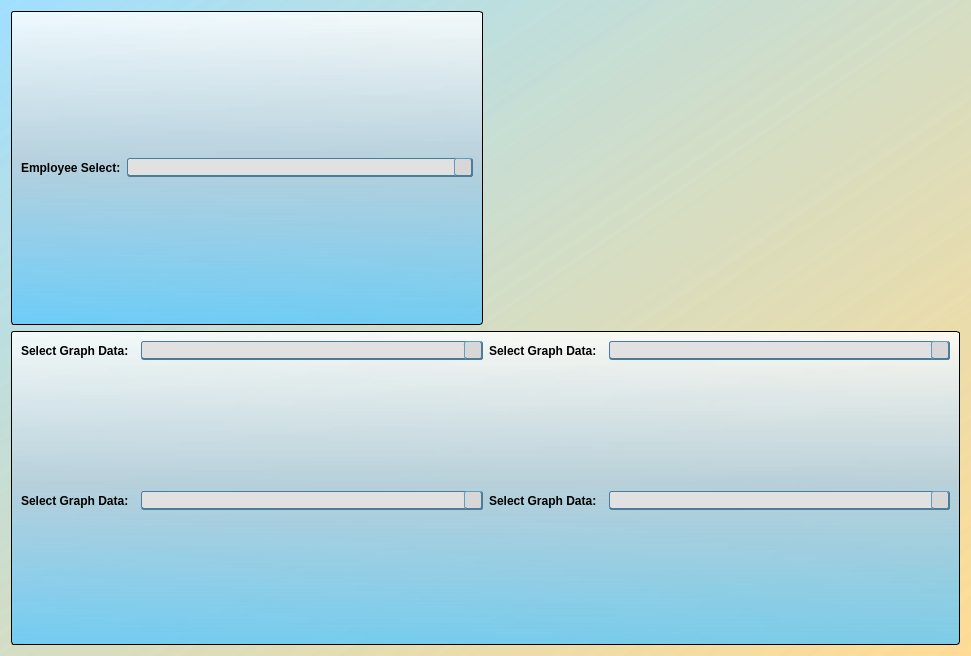
Before: the Qt Designer form agent_graphs.ui in jakesb27/Manager_KPI_Tracker, drawn with Qt 5.
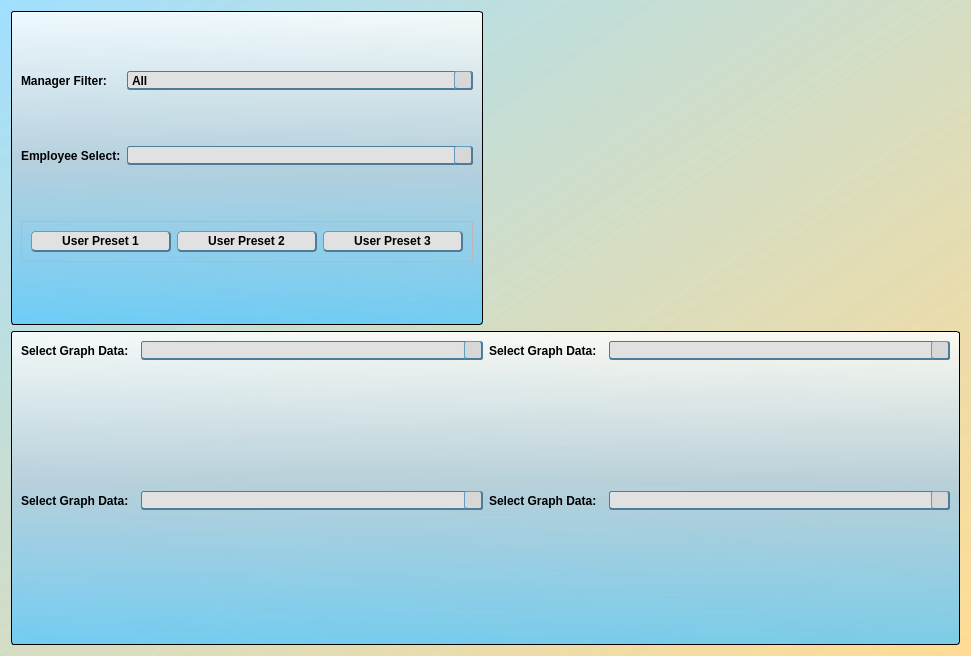
After: the same form once the commit is applied. Icons and pictures are not drawn.

Commit message: added dynamic manager comboboxes to all GUI's. Added a settings menu to allow managers to create graph presets. Still need to configure preset defaults, create table in database and program the settings when user loads app.

What changed in the file:
```diff
--- a/agent_graphs.ui
+++ b/agent_graphs.ui
@@ -55,6 +55,46 @@
 QStatusBar{
 	font: 10pt &quot;MS Shell Dlg 2&quot;;
 }
+QPushButton{
+	border-bottom: 2px solid rgb(75, 124, 154);
+	border-top: 1px solid rgb(95, 158, 195);
+	border-right: 2px solid rgb(75, 124, 154);
+	border-left: 1px solid rgb(95, 158, 195);
+	border-radius: 4px;
+	padding: 2px;
+	padding-left: 13px;
+	padding-right: 13px;
+	background-color: rgb(225, 225, 225);
+	font: 11pt &quot;Corbel&quot;;
+	font-weight: bold;
+}
+QPushButton::hover{
+	border-bottom: 2px solid rgb(75, 124, 154);
+	border-top: 1px solid rgb(95, 158, 195);
+	border-right: 2px solid rgb(75, 124, 154);
+	border-left: 1px solid rgb(95, 158, 195);
+	border-radius: 4px;
+	padding: 2px;
+	padding-left: 13px;
+	padding-right: 13px;
+	background-color: rgb(215, 215, 215);
+	font: 11pt &quot;Corbel&quot;;
+	font-weight: bold;
+}
+QPushButton::pressed{
+	border-bottom: 1px solid rgb(75, 124, 154);
+	border-top: 2px solid rgb(95, 158, 195);
+	border-right: 1px solid rgb(75, 124, 154);
+	border-left: 2px solid rgb(95, 158, 195);
+	border-radius: 4px;
+	padding: 2px;
+	padding-left: 10px;
+	padding-right: 10px;
+	width: 80px;
+	background-color: rgb(225, 225, 225);
+	font: 11pt &quot;Corbel&quot;;
+	font-weight: bold;
+}
 QComboBox{
 	border-bottom: 2px solid rgb(75, 124, 154);
 	border-top: 1px solid rgb(75, 124, 154);
@@ -543,6 +583,36 @@
      </property>
      <layout class="QGridLayout" name="gridLayout_4">
       <item row="0" column="1">
+       <widget class="QLabel" name="label_6">
+        <property name="text">
+         <string>Manager Filter:</string>
+        </property>
+       </widget>
+      </item>
+      <item row="0" column="2" colspan="2">
+       <widget class="QComboBox" name="managerCombo">
+        <property name="styleSheet">
+         <string notr="true">QFrame{
+	background-color: qlineargradient(spread:pad, x1:0.5, y1:0, x2:0.5, y2:1, stop:0 rgba(255, 255, 255, 209), stop:0.485876 rgba(181, 207, 220, 239), stop:1 rgba(85, 199, 255, 196));
+}</string>
+        </property>
+        <item>
+         <property name="text">
+          <string>All</string>
+         </property>
+        </item>
+       </widget>
+      </item>
+      <item row="1" column="2" colspan="2">
+       <widget class="QComboBox" name="employeeSelect">
+        <property name="styleSheet">
+         <string notr="true">QFrame{
+	background-color: qlineargradient(spread:pad, x1:0.5, y1:0, x2:0.5, y2:1, stop:0 rgba(255, 255, 255, 209), stop:0.485876 rgba(181, 207, 220, 239), stop:1 rgba(85, 199, 255, 196));
+}</string>
+        </property>
+       </widget>
+      </item>
+      <item row="1" column="1">
        <widget class="QLabel" name="label_20">
         <property name="sizePolicy">
          <sizepolicy hsizetype="Maximum" vsizetype="Preferred">
@@ -555,13 +625,52 @@
         </property>
        </widget>
       </item>
-      <item row="0" column="2">
-       <widget class="QComboBox" name="employeeSelect">
-        <property name="styleSheet">
-         <string notr="true">QFrame{
-	background-color: qlineargradient(spread:pad, x1:0.5, y1:0, x2:0.5, y2:1, stop:0 rgba(255, 255, 255, 209), stop:0.485876 rgba(181, 207, 220, 239), stop:1 rgba(85, 199, 255, 196));
-}</string>
+      <item row="2" column="1" colspan="3">
+       <widget class="QFrame" name="frame_2">
+        <property name="sizePolicy">
+         <sizepolicy hsizetype="Preferred" vsizetype="Maximum">
+          <horstretch>0</horstretch>
+          <verstretch>0</verstretch>
+         </sizepolicy>
         </property>
+        <property name="frameShape">
+         <enum>QFrame::StyledPanel</enum>
+        </property>
+        <property name="frameShadow">
+         <enum>QFrame::Raised</enum>
+        </property>
+        <layout class="QGridLayout" name="gridLayout_3">
+         <item row="1" column="1">
+          <widget class="QPushButton" name="userPreset2">
+           <property name="text">
+            <string>User Preset 2</string>
+           </property>
+           <property name="autoDefault">
+            <bool>false</bool>
+           </property>
+          </widget>
+         </item>
+         <item row="1" column="2">
+          <widget class="QPushButton" name="userPreset3">
+           <property name="text">
+            <string>User Preset 3</string>
+           </property>
+           <property name="autoDefault">
+            <bool>false</bool>
+           </property>
+          </widget>
+         </item>
+         <item row="1" column="0">
+          <widget class="QPushButton" name="userPreset1">
+           <property name="text">
+            <string>User Preset 1</string>
+           </property>
+           <property name="autoDefault">
+            <bool>false</bool>
+           </property>
+          </widget>
+         </item>
+        </layout>
        </widget>
       </item>
      </layout>
```
Left out of the diff: 4 changed lines with no effect on the pictures. The commit also changes 13 other files.
